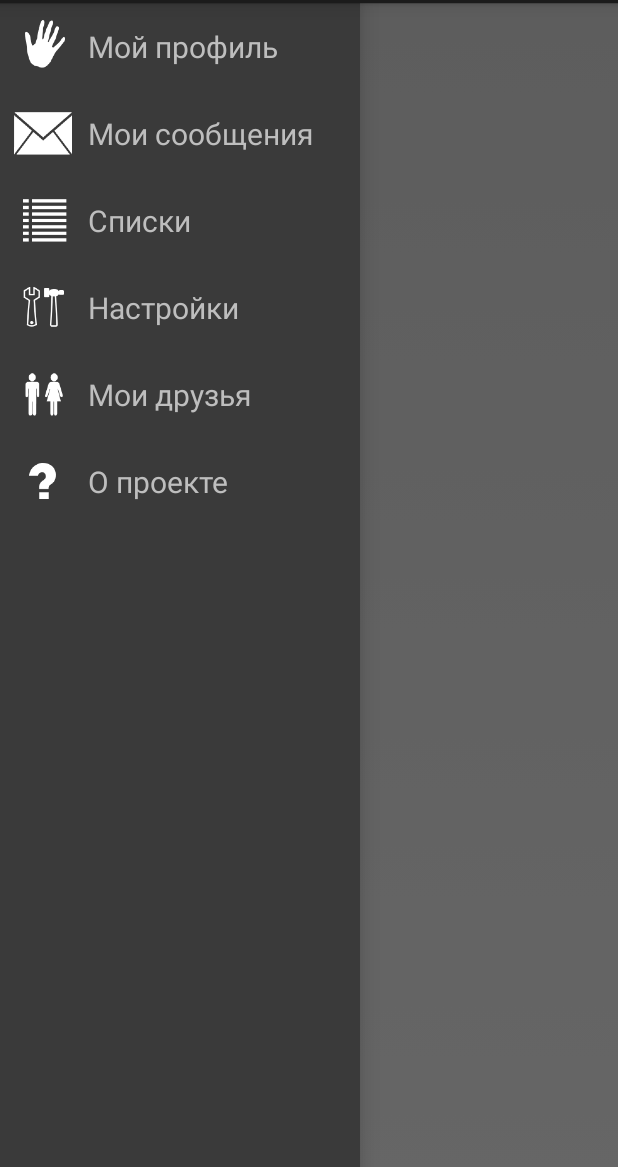
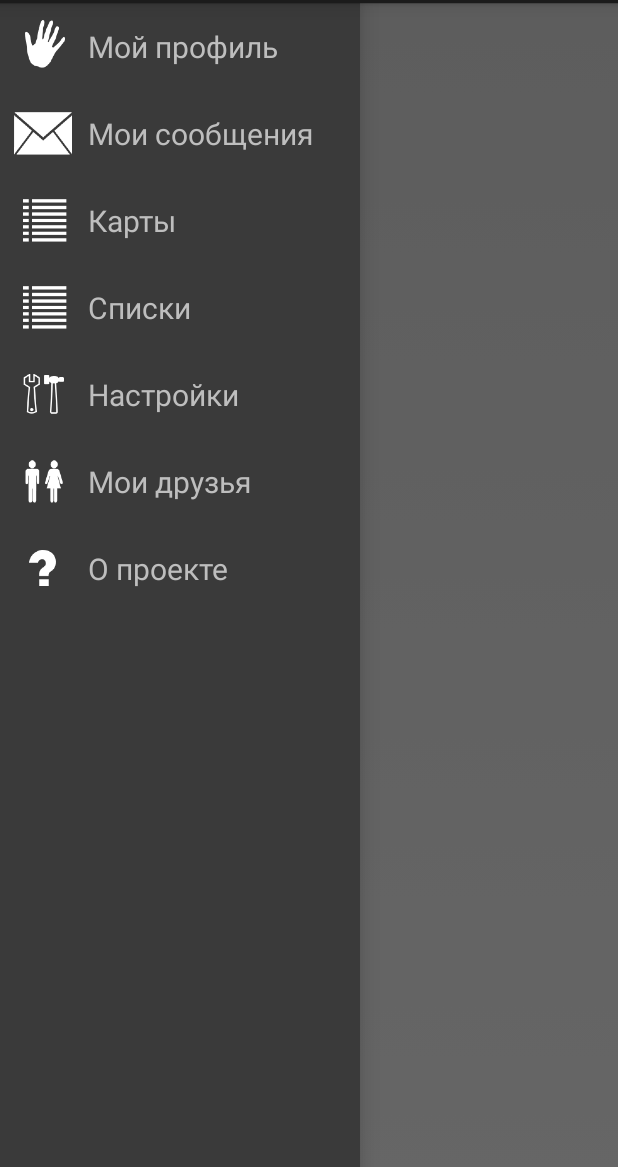
Before and after one commit to studentftk/kspt, an Android app: the screen it shows after launch (Profile), on a phone screen of 412 x 824 dp, the part 69-1236 px from its top. Run offline under Robolectric (Android 15) with nearby library versions, the light colour scheme and no system bars; 2 statements that could not run were skipped.

Commit message:
Begin map

```diff
--- a/Android/StudentFTK/app/build.gradle
+++ b/Android/StudentFTK/app/build.gradle
@@ -24,5 +24,4 @@ dependencies {
     compile fileTree(include: ['*.jar'], dir: 'libs')
     compile 'com.android.support:support-v4:20.0.0'
     compile 'com.google.android.gms:play-services:4.2.42'
-    compile 'com.android.support:appcompat-v7:15.+'
 }
--- a/Android/StudentFTK/app/src/main/java/com/example/izual/studentftk/NavigationDrawerFragment.java
+++ b/Android/StudentFTK/app/src/main/java/com/example/izual/studentftk/NavigationDrawerFragment.java
@@ -109,7 +109,7 @@ public class NavigationDrawerFragment extends Fragment {
         // массивы данных
         String[] items = getResources().getStringArray(R.array.items);
         int [] img = {R.drawable.ic_slice_profile, R.drawable.ic_slice_message,
-                R.drawable.ic_slice_list, R.drawable.ic_slice_settings,
+                R.drawable.ic_slice_list, R.drawable.ic_slice_list, R.drawable.ic_slice_settings,
                 R.drawable.ic_slice_friends, R.drawable.ic_slice_about};
 
         // упаковываем данные в понятную для адаптера структуру
--- a/Android/StudentFTK/app/src/main/res/values/strings.xml
+++ b/Android/StudentFTK/app/src/main/res/values/strings.xml
@@ -10,6 +10,7 @@
     <string-array name="items">
         <item>Мой профиль</item>
         <item>Мои сообщения</item>
+        <item>Карты</item>
         <item>Списки</item>
         <item>Настройки</item>
         <item>Мои друзья</item>
```
Also changed, not shown: 1 other file.
